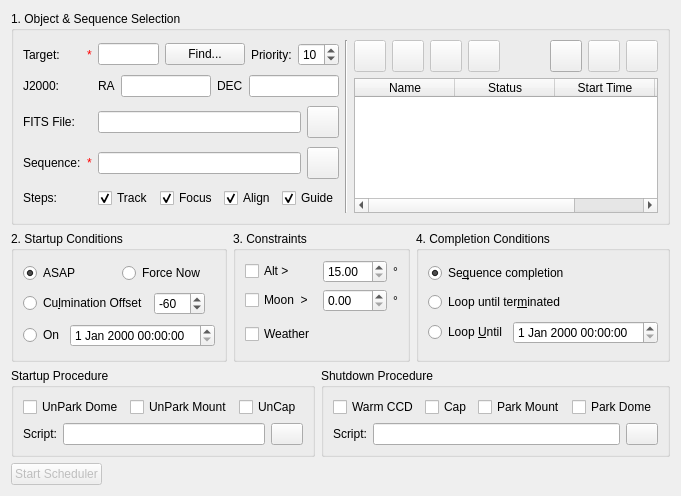
KDE/kstars, file kstars/ekos/scheduler.ui: the form before one commit.
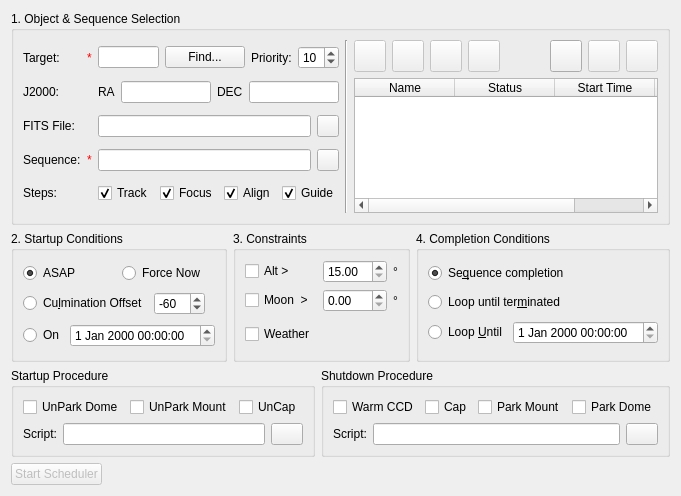
The form after the commit. Custom widgets are drawn as their Qt base class.

Commit message: Reduce icon size. Check for evaluation in evaluate jobs

Patch:
```diff
--- a/kstars/ekos/scheduler.ui
+++ b/kstars/ekos/scheduler.ui
@@ -6,7 +6,7 @@
    <rect>
     <x>0</x>
     <y>0</y>
-    <width>620</width>
+    <width>621</width>
     <height>496</height>
    </rect>
   </property>
@@ -64,8 +64,8 @@
            <widget class="QPushButton" name="selectFITSB">
             <property name="maximumSize">
              <size>
-              <width>32</width>
-              <height>32</height>
+              <width>22</width>
+              <height>22</height>
              </size>
             </property>
             <property name="text">
@@ -237,8 +237,8 @@
            <widget class="QPushButton" name="loadSequenceB">
             <property name="maximumSize">
              <size>
-              <width>32</width>
-              <height>32</height>
+              <width>22</width>
+              <height>22</height>
              </size>
             </property>
             <property name="toolTip">
```
Left out of the diff: 2 changed lines with no effect on the pictures. The commit also changes 1 other file.
